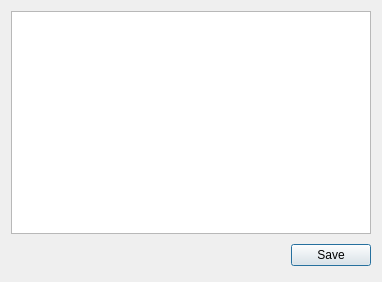
Qt form SouvenirEdit.ui (PachowStudios/CS1D-Second-Project) before a commit.
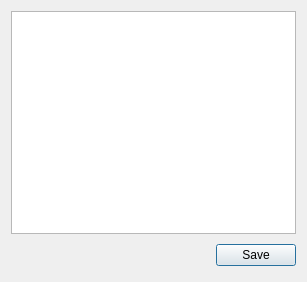
The same form after that commit.

What changed in the file:
```diff
--- a/SouvenirEdit.ui
+++ b/SouvenirEdit.ui
@@ -6,7 +6,7 @@
    <rect>
     <x>0</x>
     <y>0</y>
-    <width>382</width>
+    <width>307</width>
     <height>282</height>
    </rect>
   </property>
@@ -28,6 +28,9 @@
      <property name="selectionMode">
       <enum>QAbstractItemView::SingleSelection</enum>
      </property>
+     <attribute name="horizontalHeaderDefaultSectionSize">
+      <number>70</number>
+     </attribute>
      <attribute name="horizontalHeaderHighlightSections">
       <bool>false</bool>
      </attribute>
```
